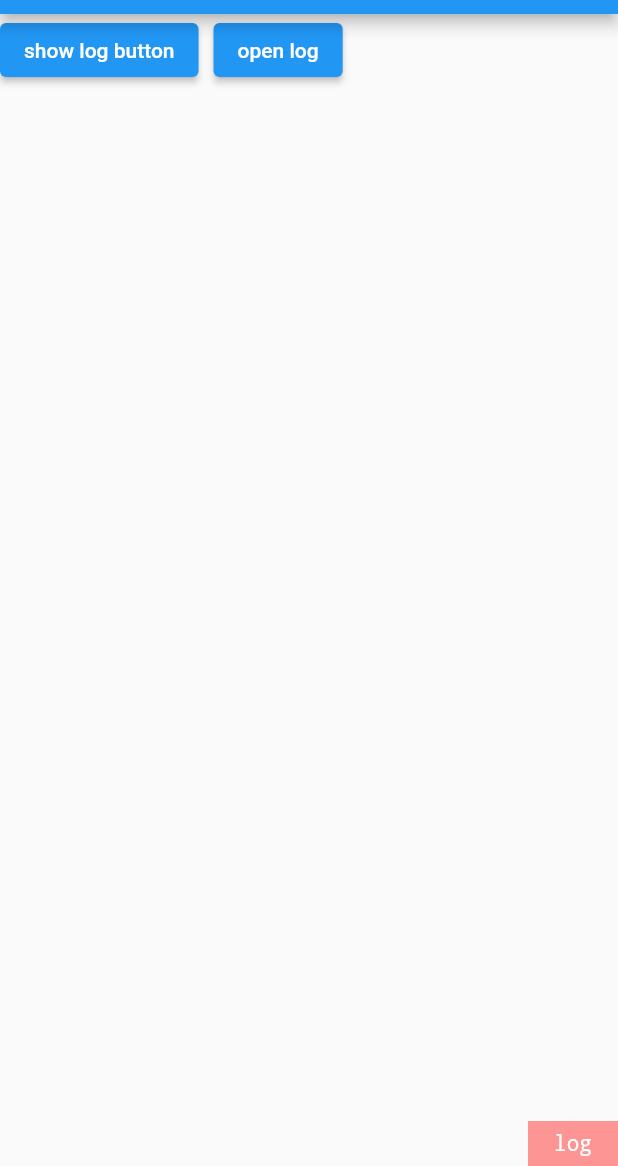
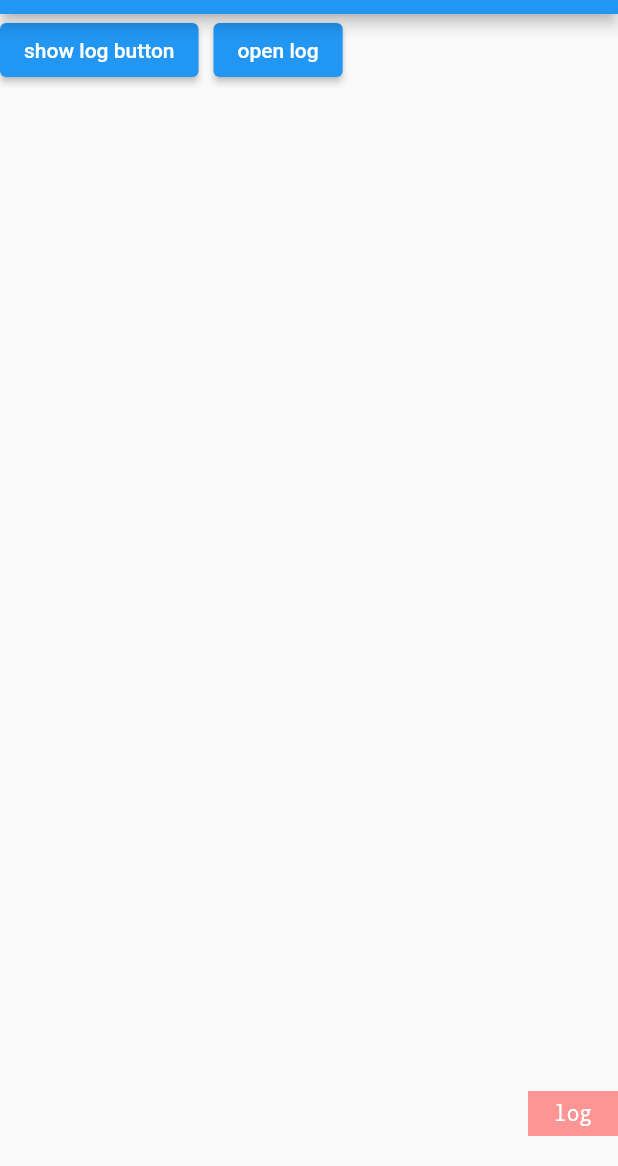
Before and after one commit to zhujiaming/flu_console, a Flutter app: the screen it shows after launch, after a tap on "show log button", on a phone screen of 412 x 824 dp, the part 70-1236 px from its top. Run offline on Flutter 3.47's test engine with Material 2 defaults, Android fonts, the phone set to English and light mode, and no system bars; our stand-ins replace plugin_platform_interface.

Commit message:
Revert "Revert "update""
This reverts commit dc936609ce71836a0126c932df55ce28e19f2b03.

```diff
--- a/lib/flu_console.dart
+++ b/lib/flu_console.dart
@@ -55,15 +55,11 @@ class FluConsole {
   static showConsoleButton(BuildContext context) {
     dismissConsoleButton();
 
-    ///widget第一次渲染完成
     // WidgetsBinding.instance.addPostFrameCallback((_) {
     // print("show debug button run");
     itemEntry = OverlayEntry(builder: (BuildContext context) => const OverlayConsoleWidget());
     if (itemEntry != null) {
-      // print("insert debug button run");
-
-      ///显示悬浮menu
-      Overlay.of(context)?.insert(itemEntry!);
+      Overlay.of(context).insert(itemEntry!);
     }
     // });
   }
@@ -95,7 +91,7 @@ class FluConsole {
         ),
       );
     });
-    Overlay.of(context)?.insert(overlayEntry);
+    Overlay.of(context).insert(overlayEntry);
     Future.delayed(duration).then((value) {
       overlayEntry.remove();
     });
--- a/lib/src/overlay_console_widget.dart
+++ b/lib/src/overlay_console_widget.dart
@@ -43,7 +43,7 @@ class OverlayConsoleWidgetState extends State<OverlayConsoleWidget> {
     // screenHeight = MediaQuery.of(context).size.height;
 
     left = screenWidth - btnWidth;
-    top = screenHeight - btnHeight;
+    top = screenHeight - btnHeight - 20;
   }
 
   @override
@@ -52,7 +52,7 @@ class OverlayConsoleWidgetState extends State<OverlayConsoleWidget> {
       screenWidth = MediaQuery.of(context).size.width;
       screenHeight = MediaQuery.of(context).size.height;
       left = screenWidth - btnWidth;
-      top = screenHeight - btnHeight;
+      top = screenHeight - btnHeight - 20;
     }
 
     Widget w;
--- a/pubspec.yaml
+++ b/pubspec.yaml
@@ -1,5 +1,5 @@
 name: flu_console
-description: display the flutter print log on the app
+description: It can print the logs generated by the flutter application to the mobile phone screen in real time, without the development tools, to better help analyze the logs.
 version: 1.0.0
 homepage: https://github.com/zhujiaming/flu_console
 
@@ -10,7 +10,7 @@ environment:
 dependencies:
   flutter:
     sdk: flutter
-  logger: ^1.1.0
+#  logger: ^1.1.0
   plugin_platform_interface: ^2.0.2
 
 dev_dependencies:
```
Also changed, not shown: example/pubspec.lock, 1 other file.
